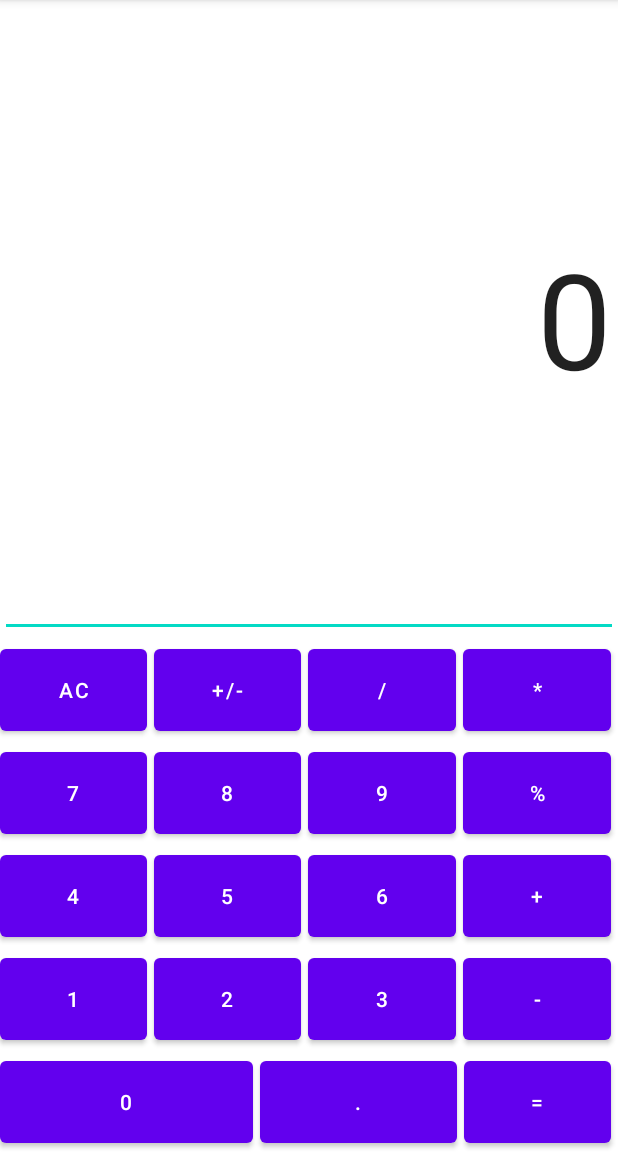
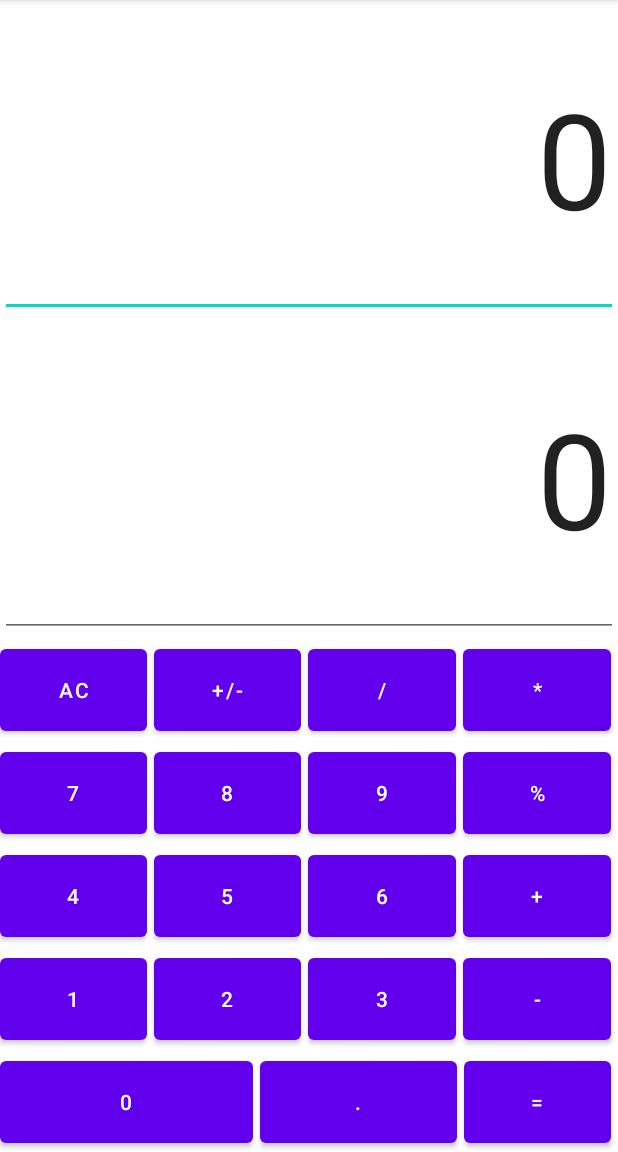
Before and after one commit to expodecay/Calculator, an Android app: the screen it shows after launch (MainActivity), on a phone screen of 412 x 824 dp, the part 84-1236 px from its top. Run offline under Robolectric (Android 15) with nearby library versions, the phone set to English and light mode, and no system bars.

Commit message:
added secondary result screen to activity_main.xml

```diff
--- a/app/src/main/java/com/bignerdranch/android/calculator/MainActivity.kt
+++ b/app/src/main/java/com/bignerdranch/android/calculator/MainActivity.kt
@@ -19,6 +19,7 @@ class MainActivity : AppCompatActivity() {
     fun numberEvent(view: View) {
         if(isNewOp)
             editText.setText("")
+
         isNewOp = false
         var buclick = editText.text.toString()
         var buselect = view as Button
@@ -49,6 +50,7 @@ class MainActivity : AppCompatActivity() {
             buminus.id -> {op = "-"}
             buplus.id -> {op = "+"}
         }
+        editText.setText(op)
     }
 
     fun equalEvent(view: View) {
@@ -60,7 +62,7 @@ class MainActivity : AppCompatActivity() {
             "/" -> {result = oldNumber.toDouble() / newNumber.toDouble()}
             "-" -> {result = oldNumber.toDouble() - newNumber.toDouble()}
         }
-        editText.setText(result.toString())
+        resultText.setText(result.toString())
     }
 
     fun acEvent(view: View) {
--- a/app/src/main/res/layout/activity_main.xml
+++ b/app/src/main/res/layout/activity_main.xml
@@ -8,9 +8,21 @@
     tools:context=".MainActivity">
 
     <EditText
+        android:id="@+id/resultText"
+        android:layout_width="match_parent"
+        android:layout_height="5dp"
+        android:layout_marginBottom="1pt"
+        android:layout_weight="1"
+        android:ems="10"
+        android:gravity="right|center"
+        android:inputType="textPersonName"
+        android:text="0"
+        android:textSize="40pt" />
+
+    <EditText
         android:id="@+id/editText"
         android:layout_width="match_parent"
-        android:layout_height="wrap_content"
+        android:layout_height="5dp"
         android:layout_marginBottom="1pt"
         android:layout_weight="1"
         android:ems="10"
```
